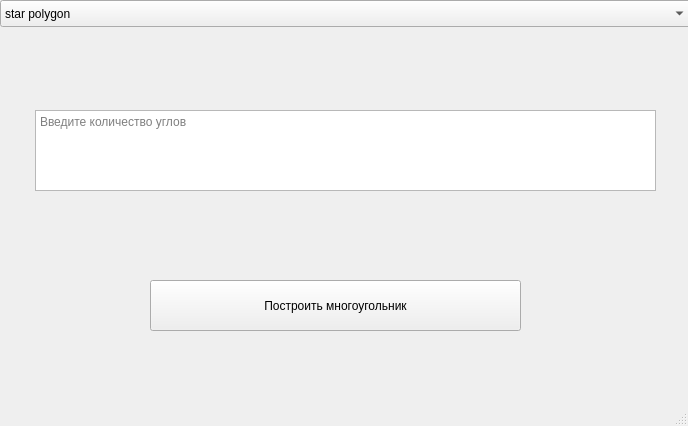
Before: the Qt Designer form mainwindow.ui in MetelAA/CompGeometrySystem, drawn with Qt 5.
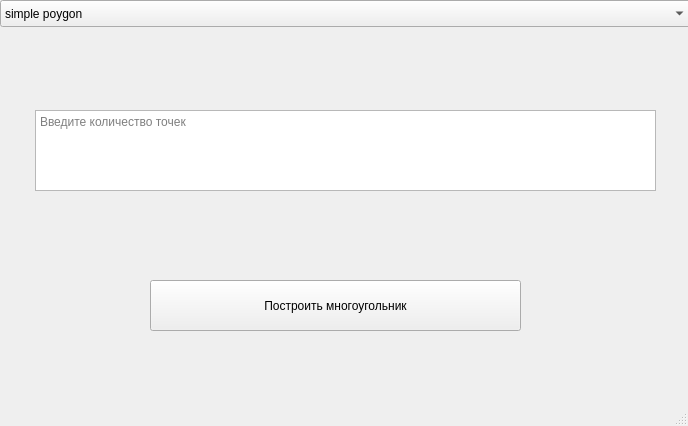
After: the same form once the commit is applied.

The edit to the form file:
```diff
--- a/mainwindow.ui
+++ b/mainwindow.ui
@@ -53,7 +53,7 @@
 &lt;p style=&quot;-qt-paragraph-type:empty; margin-top:0px; margin-bottom:0px; margin-left:0px; margin-right:0px; -qt-block-indent:0; text-indent:0px;&quot;&gt;&lt;br /&gt;&lt;/p&gt;&lt;/body&gt;&lt;/html&gt;</string>
     </property>
     <property name="placeholderText">
-     <string>Введите количество углов  </string>
+     <string>Введите количество точек</string>
     </property>
    </widget>
    <widget class="QComboBox" name="generationType">
@@ -68,6 +68,11 @@
     <property name="styleSheet">
      <string notr="true">font: 12pt &quot;Segoe UI&quot;;</string>
     </property>
+    <item>
+     <property name="text">
+      <string>simple poygon</string>
+     </property>
+    </item>
     <item>
      <property name="text">
       <string>star polygon</string>
```
Left out of the diff: 10 changed lines with no effect on the pictures.
